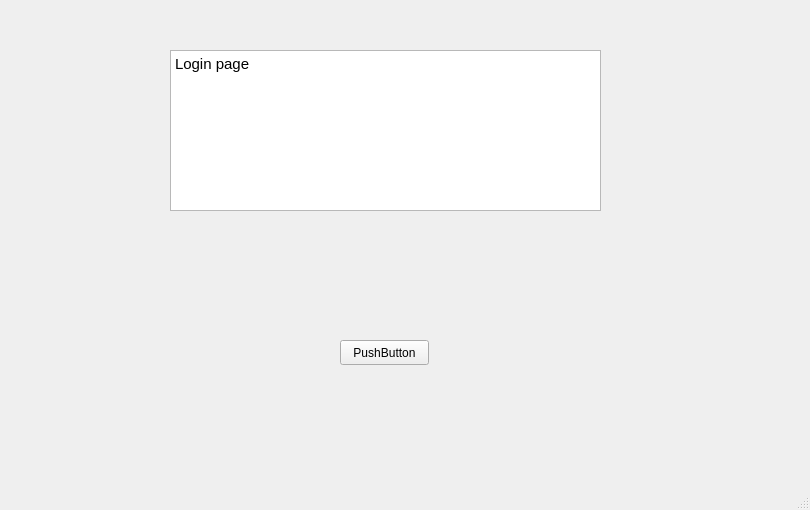
First picture: the form in updated_code_2/PPWProj/loginwindow.ui, repository atdh/individual_project_db_3010, before the edit.
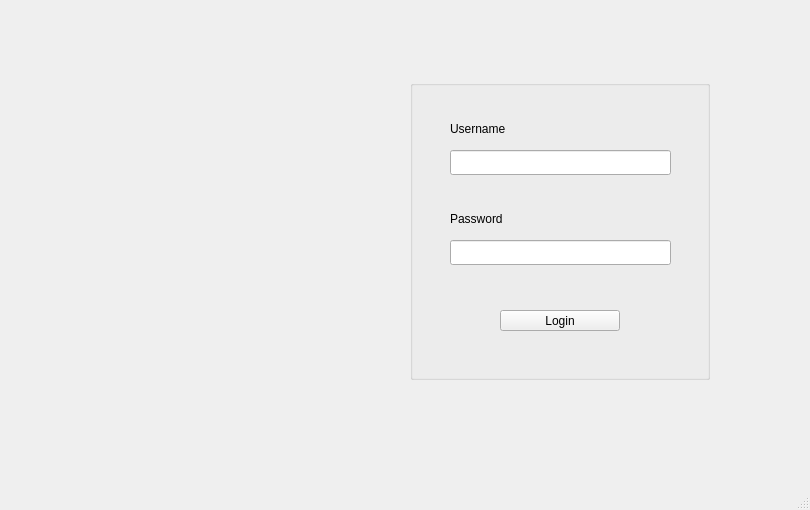
Second picture: the form after the edit. Icons and pictures are not drawn.

Commit message: improved ui of login page and icon to allow users to get back to login page

```diff
--- a/updated_code_2/PPWProj/loginwindow.ui
+++ b/updated_code_2/PPWProj/loginwindow.ui
@@ -14,34 +14,89 @@
    <string>MainWindow</string>
   </property>
   <widget class="QWidget" name="centralwidget">
-   <widget class="QTextEdit" name="textEdit">
+   <widget class="QGroupBox" name="groupBox">
     <property name="geometry">
      <rect>
-      <x>170</x>
-      <y>50</y>
-      <width>431</width>
-      <height>161</height>
+      <x>410</x>
+      <y>80</y>
+      <width>300</width>
+      <height>300</height>
      </rect>
     </property>
-    <property name="html">
-     <string>&lt;!DOCTYPE HTML PUBLIC &quot;-//W3C//DTD HTML 4.0//EN&quot; &quot;http://www.w3.org/TR/REC-html40/strict.dtd&quot;&gt;
-&lt;html&gt;&lt;head&gt;&lt;meta name=&quot;qrichtext&quot; content=&quot;1&quot; /&gt;&lt;style type=&quot;text/css&quot;&gt;
-p, li { white-space: pre-wrap; }
-&lt;/style&gt;&lt;/head&gt;&lt;body style=&quot; font-family:'Ubuntu'; font-size:11pt; font-weight:400; font-style:normal;&quot;&gt;
-&lt;p style=&quot; margin-top:0px; margin-bottom:0px; margin-left:0px; margin-right:0px; -qt-block-indent:0; text-indent:0px;&quot;&gt;Login page&lt;/p&gt;&lt;/body&gt;&lt;/html&gt;</string>
+    <property name="title">
+     <string/>
     </property>
+    <widget class="QLabel" name="label_username">
+     <property name="geometry">
+      <rect>
+       <x>40</x>
+       <y>40</y>
+       <width>81</width>
+       <height>17</height>
+      </rect>
+     </property>
+     <property name="text">
+      <string>Username</string>
+     </property>
+    </widget>
+    <widget class="QLabel" name="label_password">
+     <property name="geometry">
+      <rect>
+       <x>40</x>
+       <y>130</y>
+       <width>67</width>
+       <height>17</height>
+      </rect>
+     </property>
+     <property name="text">
+      <string>Password</string>
+     </property>
+    </widget>
+    <widget class="QLineEdit" name="lineEdit_username">
+     <property name="geometry">
+      <rect>
+       <x>40</x>
+       <y>70</y>
+       <width>221</width>
+       <height>25</height>
+      </rect>
+     </property>
+    </widget>
+    <widget class="QPushButton" name="pushButton_login">
+     <property name="geometry">
+      <rect>
+       <x>90</x>
+       <y>230</y>
+       <width>120</width>
+       <height>21</height>
+      </rect>
+     </property>
+     <property name="text">
+      <string>Login</string>
+     </property>
+    </widget>
+    <widget class="QLineEdit" name="lineEdit_password">
+     <property name="geometry">
+      <rect>
+       <x>40</x>
+       <y>160</y>
+       <width>221</width>
+       <height>25</height>
+      </rect>
+     </property>
+    </widget>
    </widget>
-   <widget class="QPushButton" name="pushButton">
+   <widget class="QLabel" name="label">
     <property name="geometry">
      <rect>
-      <x>340</x>
-      <y>340</y>
-      <width>89</width>
-      <height>25</height>
+      <x>100</x>
+      <y>110</y>
+      <width>231</width>
+      <height>241</height>
      </rect>
     </property>
     <property name="text">
-     <string>PushButton</string>
+     <string>&lt;html&gt;&lt;head/&gt;&lt;body&gt;&lt;p&gt;&lt;img src=&quot;:/person.jpg&quot;/&gt;&lt;/p&gt;&lt;/body&gt;&lt;/html&gt;</string>
     </property>
    </widget>
   </widget>
```
The commit also changes 30 other files.
